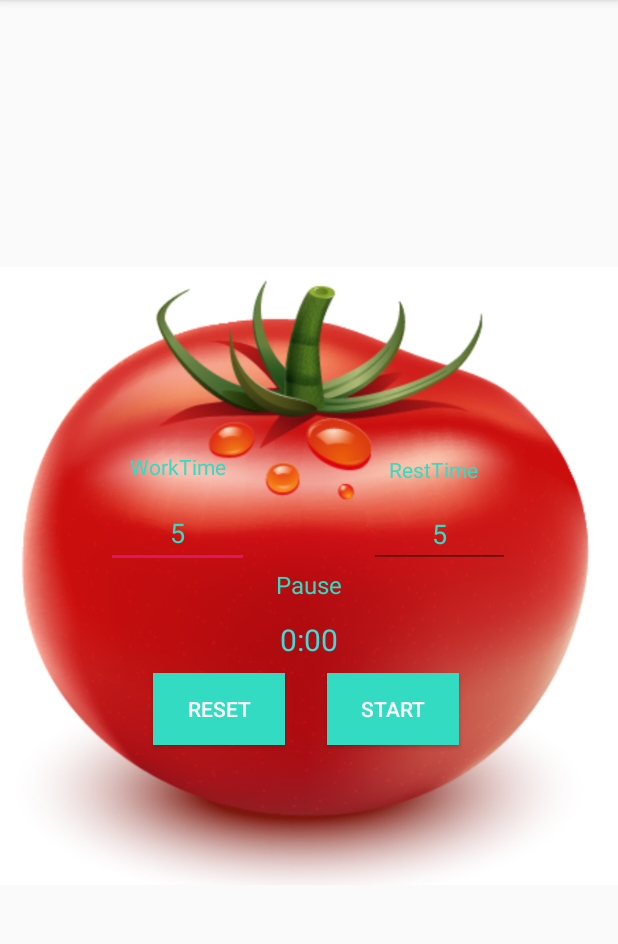
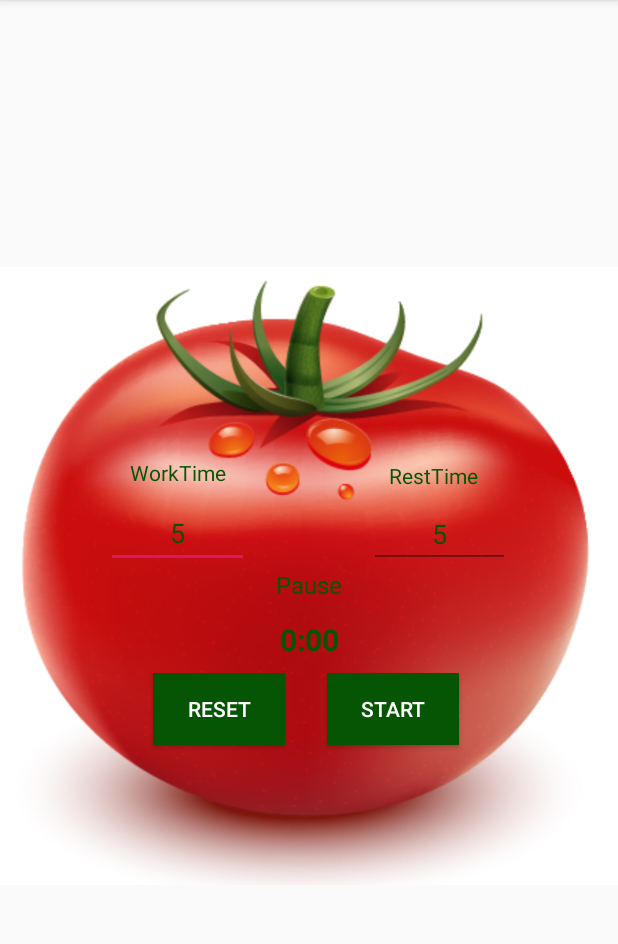
Before and after one commit to vortexof/TomatoClock, an Android app: the screen it shows after launch (MainActivity), on a phone screen of 412 x 824 dp, the part 84-1028 px from its top. Run offline under Robolectric (Android 15) with nearby library versions, the phone set to English and light mode, and no system bars.

Commit message:
Green frontend

```diff
--- a/app/src/main/res/layout/activity_main.xml
+++ b/app/src/main/res/layout/activity_main.xml
@@ -11,7 +11,7 @@
         android:layout_width="wrap_content"
         android:layout_height="wrap_content"
         android:layout_marginEnd="16dp"
-        android:background="#32DBC2"
+        android:background="#065504"
         android:text="Reset"
         android:textColor="#FFFFFF"
         app:layout_constraintBottom_toBottomOf="@+id/start_btn"
@@ -26,7 +26,7 @@
         android:layout_height="wrap_content"
         android:layout_marginStart="12dp"
         android:layout_marginTop="48dp"
-        android:background="#32DBC2"
+        android:background="#065504"
         android:text="Start"
         android:textColor="#FFFFFF"
         app:layout_constraintStart_toEndOf="@+id/textView2"
@@ -45,7 +45,7 @@
         android:layout_width="wrap_content"
         android:layout_height="wrap_content"
         android:text="Pause"
-        android:textColor="#32DBC2"
+        android:textColor="#065504"
         android:textSize="16sp"
         app:layout_constraintBottom_toBottomOf="parent"
         app:layout_constraintEnd_toEndOf="parent"
@@ -68,8 +68,9 @@
         android:layout_height="wrap_content"
         android:layout_marginTop="12dp"
         android:text="0:00"
-        android:textColor="#41DADA"
+        android:textColor="#065504"
         android:textSize="20sp"
+        android:textStyle="bold"
         app:layout_constraintEnd_toEndOf="@+id/state_View"
         app:layout_constraintStart_toStartOf="@+id/state_View"
         app:layout_constraintTop_toBottomOf="@+id/state_View" />
@@ -83,7 +84,7 @@
         android:inputType="number"
         android:text="5"
         android:textAlignment="center"
-        android:textColor="#32DBC2"
+        android:textColor="#065504"
         app:layout_constraintBottom_toTopOf="@+id/state_View"
         app:layout_constraintEnd_toStartOf="@+id/textView2" />
 
@@ -96,7 +97,7 @@
         android:inputType="number"
         android:text="5"
         android:textAlignment="center"
-        android:textColor="#32DBC2"
+        android:textColor="#065504"
         app:layout_constraintBottom_toTopOf="@+id/state_View"
         app:layout_constraintStart_toEndOf="@+id/textView2" />
 
@@ -105,9 +106,9 @@
         style="@android:style/Widget.Holo.Light.TextView"
         android:layout_width="wrap_content"
         android:layout_height="wrap_content"
-        android:layout_marginBottom="12dp"
+        android:layout_marginBottom="8dp"
         android:text="WorkTime"
-        android:textColor="#32DBC2"
+        android:textColor="#065504"
         app:layout_constraintBottom_toTopOf="@+id/workNum_inp"
         app:layout_constraintEnd_toEndOf="@+id/workNum_inp"
         app:layout_constraintStart_toStartOf="@+id/workNum_inp" />
@@ -117,9 +118,9 @@
         style="@android:style/Widget.Holo.Light.TextView"
         android:layout_width="wrap_content"
         android:layout_height="wrap_content"
-        android:layout_marginBottom="12dp"
+        android:layout_marginBottom="8dp"
         android:text="RestTime"
-        android:textColor="#32DBC2"
+        android:textColor="#065504"
         app:layout_constraintBottom_toTopOf="@+id/restNum_inp"
         app:layout_constraintEnd_toEndOf="@+id/restNum_inp"
         app:layout_constraintHorizontal_bias="0.393"
```
